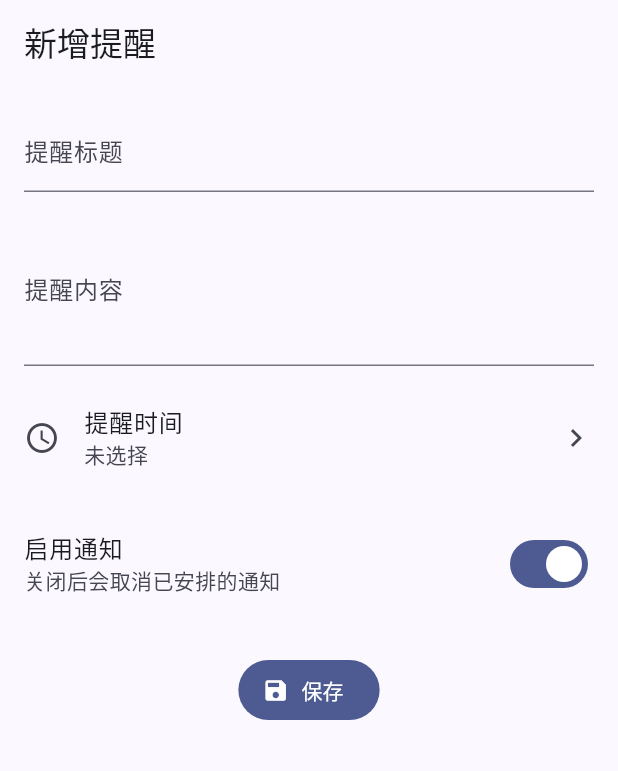
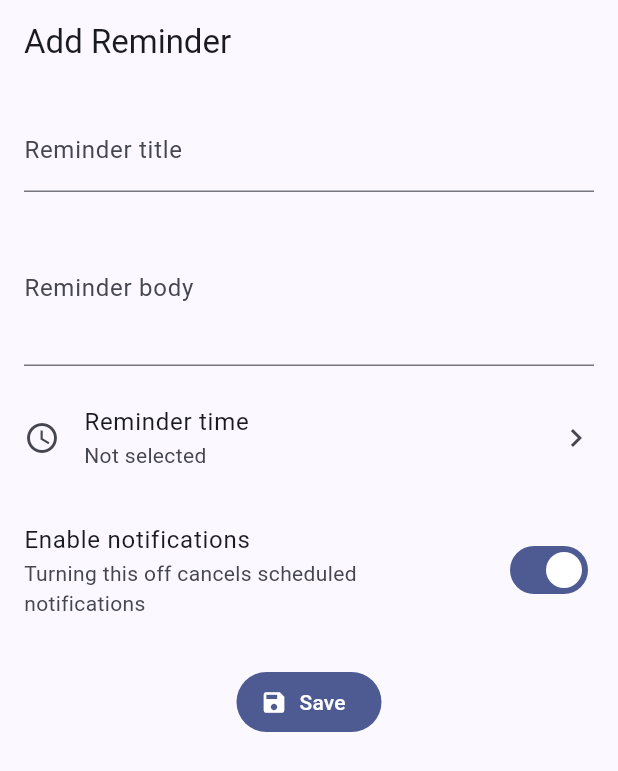
Before and after one commit to Moraxyc/CardFan, a Flutter app: the ReminderFormPage screen opened by its route, on a phone screen of 412 x 824 dp. Shown: the top 771 px of the screen. Run offline on Flutter 3.47's test engine with Material 3 defaults, Android fonts, the phone set to English and light mode, and no system bars; our stand-ins replace drift, flutter_local_notifications, flutter_riverpod, go_router, timezone; missing offline and left inert: phone_numbers_parser; accounts and stored records are empty; generated files the repository leaves out were written again.

Commit message:
feat: localize reminder screens

```diff
--- a/lib/core/services/notification_service.dart
+++ b/lib/core/services/notification_service.dart
@@ -101,7 +101,7 @@ class LocalNotificationService implements NotificationService {
       appUserModelId: 'CardFan.CardFan',
       guid: '1df994a0-7c6b-4c16-9151-f3b1e5724d38',
     );
-    const linux = LinuxInitializationSettings(defaultActionName: '打开');
+    const linux = LinuxInitializationSettings(defaultActionName: 'Open');
     final initialized = await _plugin.initialize(
       settings: const InitializationSettings(
         android: android,
--- a/lib/features/reminders/reminder_form_page.dart
+++ b/lib/features/reminders/reminder_form_page.dart
@@ -3,6 +3,7 @@ import 'package:flutter/material.dart';
 import 'package:flutter_riverpod/flutter_riverpod.dart';
 import 'package:go_router/go_router.dart';
 
+import '../../l10n/generated/app_localizations.dart';
 import '../../core/database/app_database.dart';
 import '../../core/providers/database_provider.dart';
 import '../../core/providers/notification_provider.dart';
@@ -55,9 +56,10 @@ class _ReminderFormPageState extends ConsumerState<ReminderFormPage> {
     if (!mounted) return;
 
     if (reminder == null || reminder.deletedAt != null) {
+      final l10n = AppLocalizations.of(context);
       ScaffoldMessenger.of(
         context,
-      ).showSnackBar(const SnackBar(content: Text('提醒不存在')));
+      ).showSnackBar(SnackBar(content: Text(l10n.reminderMissing)));
       context.pop();
       return;
     }
@@ -73,15 +75,18 @@ class _ReminderFormPageState extends ConsumerState<ReminderFormPage> {
 
   @override
   Widget build(BuildContext context) {
+    final l10n = AppLocalizations.of(context);
     final notificationService = ref.watch(notificationServiceProvider);
     return Scaffold(
       appBar: AppBar(
-        title: Text(_isEditing ? '编辑提醒' : '新增提醒'),
+        title: Text(
+          _isEditing ? l10n.reminderEditTitle : l10n.reminderAddTitle,
+        ),
         actions: [
           if (_isEditing)
             TextButton(
               onPressed: _saving || _existing == null ? null : _confirmDelete,
-              child: const Text('删除'),
+              child: Text(l10n.actionDelete),
             ),
         ],
       ),
@@ -89,20 +94,20 @@ class _ReminderFormPageState extends ConsumerState<ReminderFormPage> {
         padding: const EdgeInsets.all(16),
         children: [
           if (!notificationService.supportsNotifications) ...[
-            const Card(
+            Card(
               child: ListTile(
-                leading: Icon(Icons.info_outline),
-                title: Text('当前平台不支持通知提醒'),
-                subtitle: Text('此平台无法发送本地通知。'),
+                leading: const Icon(Icons.info_outline),
+                title: Text(l10n.reminderUnsupportedNotificationsTitle),
+                subtitle: Text(l10n.reminderUnsupportedNotificationsSubtitle),
               ),
             ),
             const SizedBox(height: 12),
           ] else if (!notificationService.supportsOfflineScheduling) ...[
-            const Card(
+            Card(
               child: ListTile(
-                leading: Icon(Icons.info_outline),
-                title: Text('当前平台不支持关闭应用后的通知提醒'),
-                subtitle: Text('应用运行时仍会尽量发送本地通知。'),
+                leading: const Icon(Icons.info_outline),
+                title: Text(l10n.reminderUnsupportedOfflineTitle),
+                subtitle: Text(l10n.reminderUnsupportedOfflineSubtitle),
               ),
             ),
             const SizedBox(height: 12),
@@ -114,11 +119,13 @@ class _ReminderFormPageState extends ConsumerState<ReminderFormPage> {
                 TextFormField(
                   key: const Key('reminderTitleField'),
                   controller: _titleController,
-                  decoration: const InputDecoration(labelText: '提醒标题'),
+                  decoration: InputDecoration(
+                    labelText: l10n.reminderTitleLabel,
+                  ),
                   textInputAction: TextInputAction.next,
                   validator: (value) {
                     if (value == null || value.trim().isEmpty) {
-                      return '请输入提醒标题';
+                      return l10n.reminderTitleRequired;
                     }
                     return null;
                   },
@@ -127,14 +134,17 @@ class _ReminderFormPageState extends ConsumerState<ReminderFormPage> {
                 TextFormField(
                   key: const Key('reminderBodyField'),
                   controller: _bodyController,
-                  decoration: const InputDecoration(labelText: '提醒内容'),
+                  decoration: InputDecoration(
+                    labelText: l10n.reminderBodyLabel,
+                  ),
                   maxLines: 3,
                 ),
                 const SizedBox(height: 12),
                 FormField<DateTime>(
                   key: const Key('scheduledAtValidator'),
                   initialValue: _scheduledAt,
-                  validator: (_) => _scheduledAt == null ? '请选择提醒时间' : null,
+                  validator: (_) =>
+                      _scheduledAt == null ? l10n.reminderTimeRequired : null,
                   builder: (field) {
                     return Column(
                       crossAxisAlignment: CrossAxisAlignment.start,
@@ -143,10 +153,10 @@ class _ReminderFormPageState extends ConsumerState<ReminderFormPage> {
                           key: const Key('scheduledAtField'),
                           contentPadding: EdgeInsets.zero,
                           leading: const Icon(Icons.schedule),
-                          title: const Text('提醒时间'),
+                          title: Text(l10n.reminderTimeLabel),
                           subtitle: Text(
                             _scheduledAt == null
-                                ? '未选择'
+                                ? l10n.reminderTimeUnselected
                                 : formatReminderDate(_scheduledAt!),
                           ),
                           trailing: const Icon(Icons.chevron_right),
@@ -170,8 +180,8 @@ class _ReminderFormPageState extends ConsumerState<ReminderFormPage> {
                 SwitchListTile(
                   key: const Key('reminderEnabledSwitch'),
                   contentPadding: EdgeInsets.zero,
-                  title: const Text('启用通知'),
-                  subtitle: const Text('关闭后会取消已安排的通知'),
+                  title: Text(l10n.reminderEnableNotifications),
+                  subtitle: Text(l10n.reminderEnableNotificationsSubtitle),
                   value: _enabled,
                   onChanged: (value) => setState(() => _enabled = value),
                 ),
@@ -184,7 +194,7 @@ class _ReminderFormPageState extends ConsumerState<ReminderFormPage> {
                           child: CircularProgressIndicator(strokeWidth: 2),
                         )
                       : const Icon(Icons.save),
-                  label: const Text('保存'),
+                  label: Text(l10n.actionSave),
                 ),
               ],
             ),
@@ -290,9 +300,10 @@ class _ReminderFormPageState extends ConsumerState<ReminderFormPage> {
 
       if (mounted) {
         if (offlineSchedulingUnsupported) {
-          ScaffoldMessenger.of(
-            context,
-          ).showSnackBar(const SnackBar(content: Text('已保存；关闭应用后不会触发通知')));
+          final l10n = AppLocalizations.of(context);
+          ScaffoldMessenger.of(context).showSnackBar(
+            SnackBar(content: Text(l10n.reminderSavedOfflineUnsupported)),
+          );
         }
         context.pop();
       }
@@ -305,17 +316,18 @@ class _ReminderFormPageState extends ConsumerState<ReminderFormPage> {
     final shouldDelete = await showDialog<bool>(
       context: context,
       builder: (context) {
+        final dialogL10n = AppLocalizations.of(context);
         return AlertDialog(
-          title: const Text('删除提醒'),
-          content: const Text('删除后会从列表隐藏，并取消对应通知。'),
+          title: Text(dialogL10n.reminderDeleteTitle),
+          content: Text(dialogL10n.reminderDeleteMessage),
           actions: [
             TextButton(
               onPressed: () => Navigator.of(context).pop(false),
-              child: const Text('取消'),
+              child: Text(dialogL10n.actionCancel),
             ),
             FilledButton(
               onPressed: () => Navigator.of(context).pop(true),
-              child: const Text('确认删除'),
+              child: Text(dialogL10n.actionConfirmDelete),
             ),
           ],
         );
--- a/lib/features/reminders/reminders_page.dart
+++ b/lib/features/reminders/reminders_page.dart
@@ -2,6 +2,7 @@ import 'package:flutter/material.dart';
 import 'package:flutter_riverpod/flutter_riverpod.dart';
 import 'package:go_router/go_router.dart';
 
+import '../../l10n/generated/app_localizations.dart';
 import '../../core/database/app_database.dart';
 import '../../core/providers/database_provider.dart';
 import 'reminder_date_formatter.dart';
@@ -12,13 +13,14 @@ class RemindersPage extends ConsumerWidget {
   @override
   Widget build(BuildContext context, WidgetRef ref) {
     final reminders = ref.watch(_activeRemindersProvider);
+    final l10n = AppLocalizations.of(context);
 
     return Scaffold(
-      appBar: AppBar(title: const Text('提醒')),
+      appBar: AppBar(title: Text(l10n.remindersTitle)),
       body: reminders.when(
         data: (items) {
           if (items.isEmpty) {
-            return const _EmptyRemindersView();
+            return _EmptyRemindersView(l10n: l10n);
           }
 
           return ListView.separated(
@@ -31,7 +33,9 @@ class RemindersPage extends ConsumerWidget {
           );
         },
         loading: () => const Center(child: CircularProgressIndicator()),
-        error: (error, stackTrace) => Center(child: Text('加载提醒失败：$error')),
+        error: (error, stackTrace) => Center(
+          child: Text(l10n.remindersLoadError(error: error.toString())),
+        ),
       ),
       floatingActionButton: FloatingActionButton(
         heroTag: 'remindersAddFab',
@@ -47,7 +51,9 @@ final _activeRemindersProvider = StreamProvider<List<Reminder>>((ref) {
 });
 
 class _EmptyRemindersView extends StatelessWidget {
-  const _EmptyRemindersView();
+  const _EmptyRemindersView({required this.l10n});
+
+  final AppLocalizations l10n;
 
   @override
   Widget build(BuildContext context) {
@@ -64,14 +70,14 @@ class _EmptyRemindersView extends StatelessWidget {
             ),
             const SizedBox(height: 16),
             Text(
-              '还没有提醒',
+              l10n.remindersEmptyTitle,
               style: Theme.of(
                 context,
               ).textTheme.titleLarge?.copyWith(fontWeight: FontWeight.w700),
             ),
             const SizedBox(height: 8),
             Text(
-              '添加一个提醒',
+              l10n.remindersEmptySubtitle,
               textAlign: TextAlign.center,
               style: Theme.of(context).textTheme.bodyMedium?.copyWith(
                 color: Theme.of(context).colorScheme.onSurfaceVariant,
@@ -91,11 +97,12 @@ class _ReminderListTile extends StatelessWidget {
 
   @override
   Widget build(BuildContext context) {
+    final l10n = AppLocalizations.of(context);
     final details = [
       formatReminderDate(reminder.scheduledAt),
       if (reminder.body != null && reminder.body!.isNotEmpty) reminder.body!,
-      reminder.enabled ? '已开启' : '已关闭',
-    ].join(' · ');
+      reminder.enabled ? l10n.reminderEnabled : l10n.reminderDisabled,
+    ].join(l10n.commonDetailSeparator);
 
     return Card(
       child: ListTile(
```
Also changed, not shown: 1 other file.
